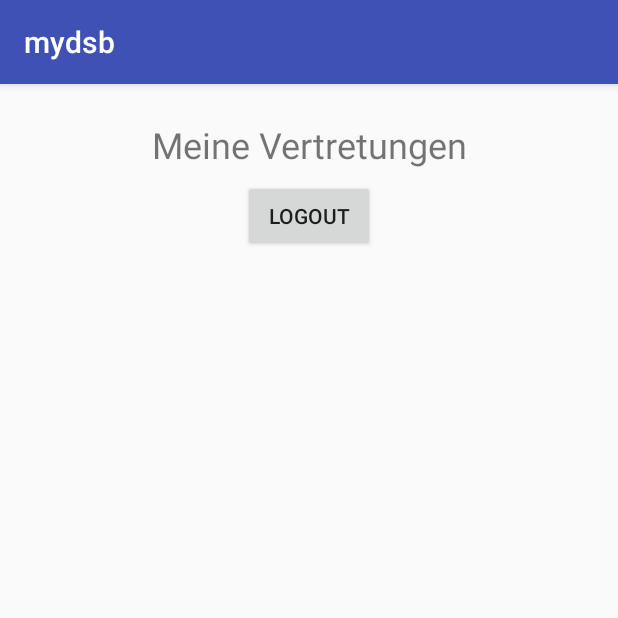
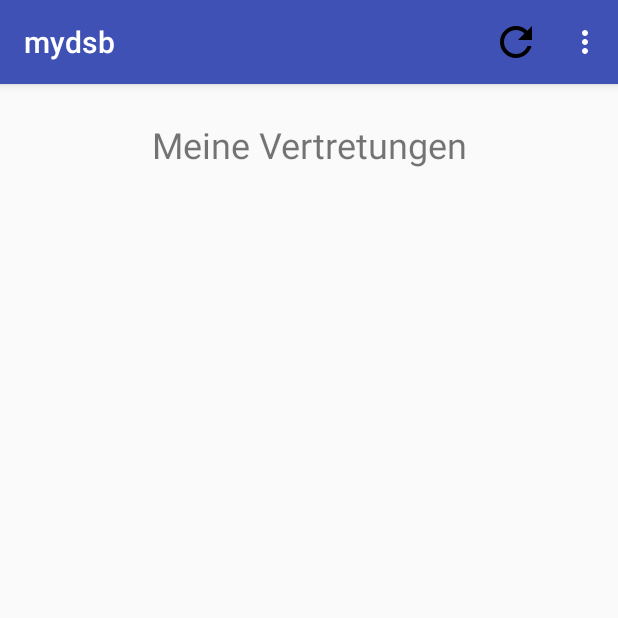
Before and after one commit to jrheiner/myplan, an Android app: the User screen opened directly, with no data from a screen before it, on a phone screen of 412 x 824 dp, the top half of it. Run offline under Robolectric (Android 15) with nearby library versions, the phone set to English and light mode, and no system bars.

Commit message:
added toolbar menu and string resources

```diff
--- a/app/src/main/AndroidManifest.xml
+++ b/app/src/main/AndroidManifest.xml
@@ -3,6 +3,7 @@
     package="m.android.mydsb">
 
     <uses-permission android:name="android.permission.INTERNET" />
+
     <application
         android:allowBackup="true"
         android:icon="@mipmap/ic_launcher"
@@ -10,6 +11,7 @@
         android:roundIcon="@mipmap/ic_launcher_round"
         android:supportsRtl="true"
         android:theme="@style/AppTheme">
+
         <activity android:name=".Login">
             <intent-filter>
                 <action android:name="android.intent.action.MAIN" />
@@ -25,4 +27,5 @@
         </activity>
     </application>
 
+
 </manifest>
--- a/app/src/main/java/m/android/mydsb/User.java
+++ b/app/src/main/java/m/android/mydsb/User.java
@@ -4,8 +4,10 @@ import android.content.Intent;
 import android.content.SharedPreferences;
 import android.os.Bundle;
 import android.support.v7.app.AppCompatActivity;
-import android.view.View;
+import android.view.Menu;
+import android.view.MenuItem;
 import android.widget.Button;
+import android.widget.Toast;
 
 public class User extends AppCompatActivity {
 
@@ -16,21 +18,42 @@ public class User extends AppCompatActivity {
     protected void onCreate(Bundle savedInstanceState) {
         super.onCreate(savedInstanceState);
         setContentView(R.layout.activity_user);
-        logout();
+        //Toolbar myToolbar = findViewById(R.id.my_toolbar);
+        //setSupportActionBar(myToolbar);
     }
 
-    public void logout() {
-        button_logout = findViewById(R.id.button_logout);
-        button_logout.setOnClickListener(
-                new View.OnClickListener() {
-                    @Override
-                    public void onClick(View view) {
-                        setLogged_in(false);
-                        Intent intent = new Intent(User.this, Login.class);
-                        startActivity(intent);
-                    }
-                }
-        );
+
+    @Override
+    public boolean onCreateOptionsMenu(Menu menu) {
+        // Inflate the menu; this adds items to the action bar if it is present.
+        getMenuInflater().inflate(R.menu.user_menu, menu);
+        return true;
+    }
+
+    @Override
+    public boolean onOptionsItemSelected(MenuItem item) {
+        switch (item.getItemId()) {
+            case R.id.action_settings:
+                // open Settings
+                Toast.makeText(User.this, "settings selected", Toast.LENGTH_SHORT).show();
+                return true;
+
+            case R.id.action_refresh:
+                // Refresh
+                Toast.makeText(User.this, "refresh selected", Toast.LENGTH_SHORT).show();
+                return true;
+
+            case R.id.action_logout:
+                // Logout
+                setLogged_in(false);
+                Intent intent = new Intent(User.this, Login.class);
+                startActivity(intent);
+                return true;
+
+            default:
+                return super.onOptionsItemSelected(item);
+
+        }
     }
 
     public void setLogged_in(boolean logged_in) {
--- /dev/null
+++ b/app/src/main/res/drawable/ic_refresh_black_48dp.xml
@@ -0,0 +1,9 @@
+<vector android:height="48dp"
+    android:viewportHeight="24.0"
+    android:viewportWidth="24.0"
+    android:width="48dp"
+    xmlns:android="http://schemas.android.com/apk/res/android">
+    <path
+        android:fillColor="#FF000000"
+        android:pathData="M17.65,6.35C16.2,4.9 14.21,4 12,4c-4.42,0 -7.99,3.58 -7.99,8s3.57,8 7.99,8c3.73,0 6.84,-2.55 7.73,-6h-2.08c-0.82,2.33 -3.04,4 -5.65,4 -3.31,0 -6,-2.69 -6,-6s2.69,-6 6,-6c1.66,0 3.14,0.69 4.22,1.78L13,11h7V4l-2.35,2.35z" />
+</vector>
--- a/app/src/main/res/layout/activity_login.xml
+++ b/app/src/main/res/layout/activity_login.xml
@@ -75,4 +75,5 @@
         app:layout_constraintTop_toTopOf="parent"
         app:layout_constraintVertical_bias="0.273" />
 
+
 </android.support.constraint.ConstraintLayout>
--- a/app/src/main/res/layout/activity_user.xml
+++ b/app/src/main/res/layout/activity_user.xml
@@ -20,16 +20,4 @@
         app:layout_constraintStart_toStartOf="parent"
         app:layout_constraintTop_toTopOf="parent" />
 
-    <Button
-        android:id="@+id/button_logout"
-        android:layout_width="wrap_content"
-        android:layout_height="wrap_content"
-        android:layout_marginEnd="8dp"
-        android:layout_marginStart="8dp"
-        android:layout_marginTop="64dp"
-        android:text="@string/user_logout"
-        app:layout_constraintEnd_toEndOf="parent"
-        app:layout_constraintStart_toStartOf="parent"
-        app:layout_constraintTop_toTopOf="parent" />
-
 </android.support.constraint.ConstraintLayout>
--- /dev/null
+++ b/app/src/main/res/menu/user_menu.xml
@@ -0,0 +1,24 @@
+<?xml version="1.0" encoding="utf-8"?>
+<menu xmlns:android="http://schemas.android.com/apk/res/android"
+    xmlns:app="http://schemas.android.com/apk/res-auto">
+
+    <!-- Refresh -->
+    <item
+        android:id="@+id/action_refresh"
+        android:icon="@drawable/ic_refresh_black_48dp"
+        android:title="@string/user_refresh"
+        app:showAsAction="ifRoom" />
+
+    <!-- Settings -->
+    <item
+        android:id="@+id/action_settings"
+        android:title="@string/user_settings"
+        app:showAsAction="never" />
+
+    <!-- Logout -->
+    <item
+        android:id="@+id/action_logout"
+        android:title="@string/user_logout"
+        app:showAsAction="never" />
+
+</menu>
--- a/app/src/main/res/values/strings.xml
+++ b/app/src/main/res/values/strings.xml
@@ -6,4 +6,11 @@
     <string name="login_btn">Login</string>
     <string name="user_header">Meine Vertretungen</string>
     <string name="user_logout">Logout</string>
+    <string name="user_refresh">Aktualiseren</string>
+    <string name="user_settings">Einstellungen</string>
+    <string name="login_login_failed">Authentifizierung fehlgeschlagen</string>
+    <string name="login_attempts">Versuche verbleibend</string>
+    <string name="login_attempt">Versuch verbleibend</string>
+    <string name="login_login_disabled">Anmeldung temporär deaktiviert</string>
+    <string name="login_login_success">Anmeldung erfolgreich</string>
 </resources>
```
Also changed, not shown: app/src/main/java/m/android/mydsb/Login.java (+5 -5 lines), app/src/main/res/drawable/ic_settings_black_48dp.xml (added, +9 -0 lines).
